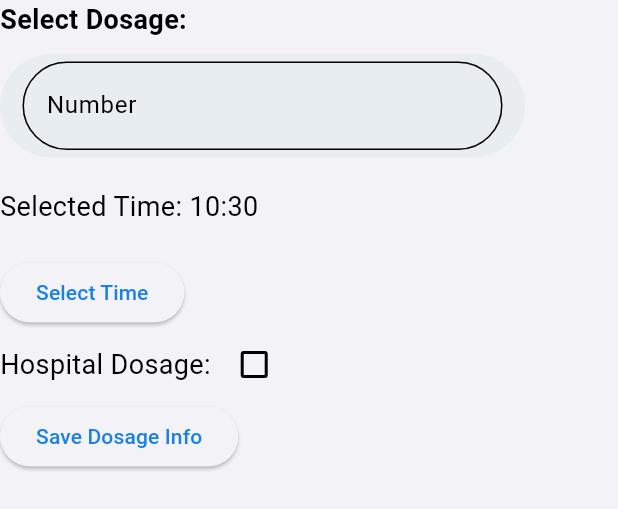
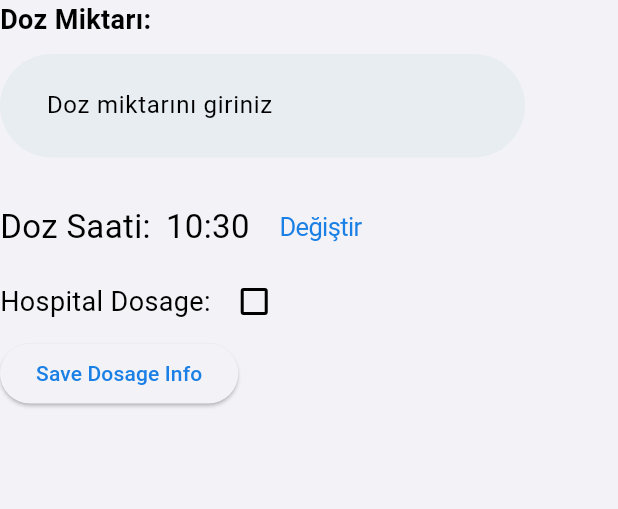
Before and after one commit to KeremTamirci/ImmunotherapyApp, a Flutter app: the DoseIntakePage widget shown alone on an empty page, opened directly, on a phone screen of 412 x 824 dp. Shown: the top 509 px of the screen. Run offline on Flutter 3.47's test engine with Material 3 defaults, Android fonts, the phone set to English and light mode, and no system bars; our stand-ins replace cloud_firestore, firebase_auth, firebase_core, firebase_messaging, fl_chart, flutter_local_notifications; missing offline and left inert: flutter_material_pickers; accounts and stored records are empty.

Commit message:
Change time changed

```diff
--- a/immunotheraphy_app/lib/patient/screens/dose_intake_page.dart
+++ b/immunotheraphy_app/lib/patient/screens/dose_intake_page.dart
@@ -1,4 +1,6 @@
 import 'package:firebase_auth/firebase_auth.dart';
+import 'package:flutter/cupertino.dart';
+import 'package:flutter/gestures.dart';
 import 'package:flutter/material.dart';
 import 'package:flutter/services.dart';
 // import 'package:flutter_material_pickers/flutter_material_pickers.dart';
@@ -17,6 +19,7 @@ class DoseIntakePageState extends State<DoseIntakePage> {
   String _numericValue = '';
   final TextEditingController _textController = TextEditingController();
   TimeOfDay _selectedTime = TimeOfDay.now(); // Initial value for time picker
+  DateTime _selectedTimeCupertino = DateTime.now();
   bool _isHospitalDosage = false; // Initial value for hospital dosage
   late DatabaseController _databaseController;
   // ignore: unused_field
@@ -40,6 +43,41 @@ class DoseIntakePageState extends State<DoseIntakePage> {
   //     },
   //   );
   // }
+
+  void _showDialog(Widget child) {
+    showCupertinoModalPopup<void>(
+      context: context,
+      builder: (BuildContext context) => ListView(reverse: true, children: [
+        Container(
+          height: 216,
+          padding: const EdgeInsets.only(top: 6.0),
+          // The Bottom margin is provided to align the popup above the system
+          // navigation bar.
+          margin: EdgeInsets.only(
+            bottom: MediaQuery.of(context).viewInsets.bottom,
+          ),
+          // Provide a background color for the popup.
+          color: CupertinoColors.systemBackground.resolveFrom(context),
+          // Use a SafeArea widget to avoid system overlaps.
+          child: SafeArea(
+            top: false,
+            child: child,
+          ),
+        ),
+        CupertinoButton(
+            color: CupertinoColors.systemBackground.resolveFrom(context),
+            borderRadius: const BorderRadius.only(
+                topLeft: Radius.circular(8.0), topRight: Radius.circular(8.0)),
+            child: const Text(
+              'Kaydet',
+              style: TextStyle(color: CupertinoColors.activeBlue, fontSize: 22),
+            ),
+            onPressed: () {
+              Navigator.pop(context);
+            }),
+      ]),
+    );
+  }
 
   Future<void> _showTimePickerTest() async {
     final TimeOfDay? pickedTime = await showTimePicker(
@@ -99,7 +137,7 @@ class DoseIntakePageState extends State<DoseIntakePage> {
   void _saveDosageInfo() async {
     try {
       Map<String, dynamic> dosageDetails = {
-        'dosage_date': DateTime.now(),
+        'dosage_date': _selectedTimeCupertino,
         'detail': 'Doz kaydı detayı',
         // 'dosage_amount': _selectedItem, // Using the selected item directly
         'dosage_amount': double.tryParse(_textController.text),
@@ -160,7 +198,7 @@ class DoseIntakePageState extends State<DoseIntakePage> {
       crossAxisAlignment: CrossAxisAlignment.start,
       children: <Widget>[
         const Text(
-          'Select Dosage:',
+          'Doz Miktarı:',
           style: TextStyle(fontSize: 18, fontWeight: FontWeight.bold),
         ),
         const SizedBox(height: 10),
@@ -177,11 +215,12 @@ class DoseIntakePageState extends State<DoseIntakePage> {
               FilteringTextInputFormatter.allow(RegExp(r'[0-9.]')),
             ],
             decoration: InputDecoration(
-              hintText: 'Enter a number',
-              labelText: 'Number',
-              border: OutlineInputBorder(
-                borderRadius: BorderRadius.circular(30),
-              ),
+              hintText: 'Doz miktarı (mg)',
+              labelText: 'Doz miktarını giriniz',
+              // border: OutlineInputBorder(
+              //   borderRadius: BorderRadius.circular(30),
+              // ),
+              border: InputBorder.none,
               filled: true,
               fillColor: hexStringToColor("E8EDF2"),
             ),
@@ -213,16 +252,54 @@ class DoseIntakePageState extends State<DoseIntakePage> {
           //   },
           // ),
         ),
+        // const SizedBox(height: 20),
+        // Text(
+        //   'Selected Time: ${_selectedTime.hour}:${_selectedTime.minute}',
+        //   style: const TextStyle(fontSize: 18),
+        // ),
         const SizedBox(height: 20),
-        Text(
-          'Selected Time: ${_selectedTime.hour}:${_selectedTime.minute}',
-          style: const TextStyle(fontSize: 18),
-        ),
-        const SizedBox(height: 20),
-        ElevatedButton(
-          // onPressed: _showTimePicker, // ESKİ HALİ BU
-          onPressed: _showTimePickerTest,
-          child: const Text('Select Time'),
+        // ElevatedButton(
+        //   // onPressed: _showTimePicker, // ESKİ HALİ BU
+        //   // onPressed: _showTimePickerTest,
+        //   onPressed: _showCupertinoTimePicker,
+        //   child: const Text('Select Time'),
+        // ),
+        Row(
+          children: [
+            const Text(
+              "Doz Saati:",
+              style: TextStyle(fontSize: 22),
+            ),
+            const SizedBox(width: 10),
+            // SizedBox(
+            //   width: 100,
+            //   child:
+            Text(
+              '${_selectedTimeCupertino.hour}:${(_selectedTimeCupertino.minute < 10) ? "0" : ""}${_selectedTimeCupertino.minute}',
+              style: const TextStyle(
+                fontSize: 22.0,
+              ),
+            ),
+            CupertinoButton(
+              // padding: const EdgeInsets.all(0),
+              // color: CupertinoColors.systemGrey,
+              // Display a CupertinoDatePicker in time picker mode.
+              onPressed: () => _showDialog(
+                CupertinoDatePicker(
+                  initialDateTime: _selectedTimeCupertino,
+                  mode: CupertinoDatePickerMode.time,
+                  use24hFormat: true,
+                  // This is called when the user changes the time.
+                  onDateTimeChanged: (DateTime newTime) {
+                    setState(() => _selectedTimeCupertino = newTime);
+                  },
+                ),
+              ),
+              child: const Text("Değiştir"),
+            ),
+
+            // ),
+          ],
         ),
         SizedBox(
           width: 350,
```
